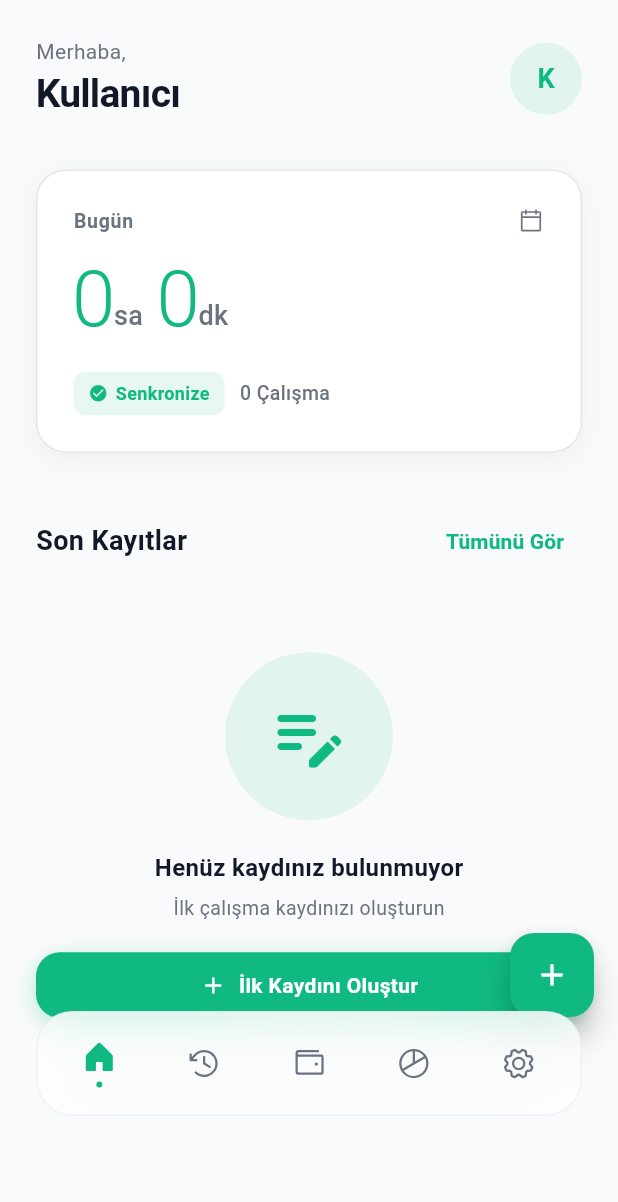
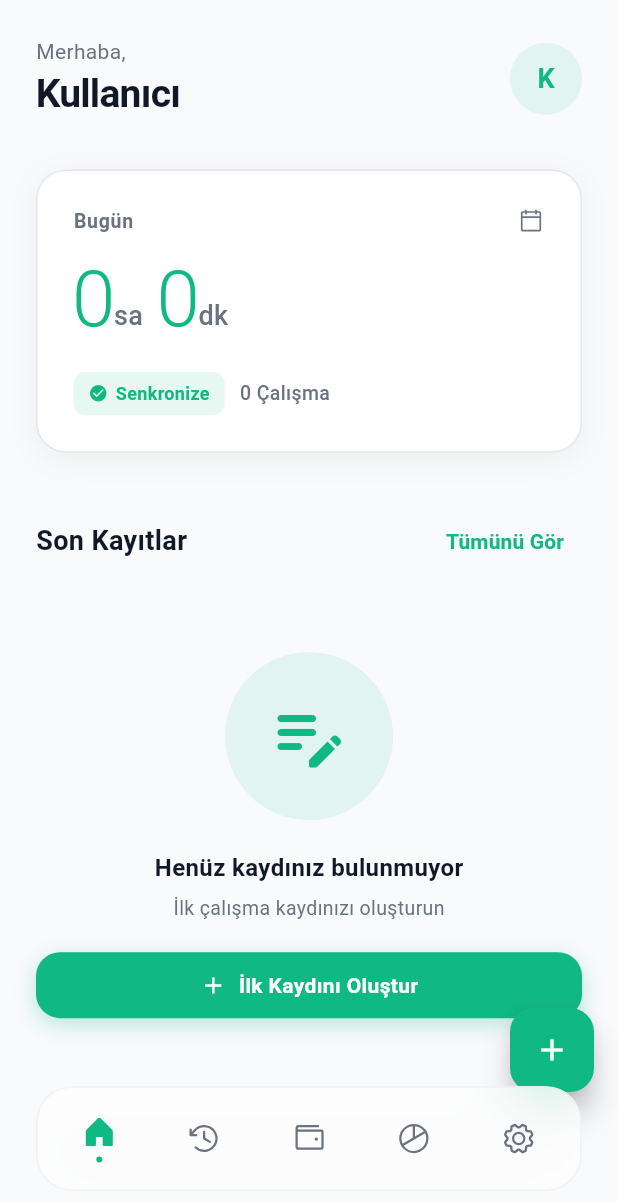
Before and after one commit to Muhammed2101812/worktrack, a Flutter app: the screen it shows after launch, on a phone screen of 412 x 824 dp. Shown: the top 1202 px of the screen. Run offline on Flutter 3.47's test engine with Material 3 defaults, Android fonts, the phone set to English and light mode, and no system bars; drawn by our look-alikes of google_mobile_ads; our stand-ins replace connectivity_plus, file_picker, fl_chart, flutter_dotenv, flutter_inset_shadow, flutter_riverpod and 10 more; missing offline and left inert: excel, file_saver; accounts and stored records are empty; network calls fail.

Commit message:
fix: floating navbar overlap on mobile after banner ad integration
The previous Column layout reserved space for the banner even before it
loaded, pushing the floating navbar up over the content. Restore the
original Stack layout for narrow screens: the navbar keeps its fixed
bottom:30 position and the banner (when loaded) sits directly above the
system nav bar via a Positioned + SafeArea, without affecting the
existing layout.

```diff
--- a/lib/screens/home/home_screen.dart
+++ b/lib/screens/home/home_screen.dart
@@ -39,22 +39,30 @@ class HomeShell extends ConsumerWidget {
 
     return Scaffold(
       backgroundColor: c.bgColor,
-      body: Column(
-        children: [
-          Expanded(
-            child: LayoutBuilder(
+      body: LayoutBuilder(
         builder: (context, constraints) {
           final isWide = constraints.maxWidth >= 768;
 
           if (isWide) {
-                  return Row(
+            return Column(
+              children: [
+                Expanded(
+                  child: Row(
                     children: [
                       _buildSidebar(context, ref, currentIndex),
                       Expanded(child: child),
                     ],
+                  ),
+                ),
+                if (showBanner)
+                  AdBannerWidget(shouldShow: showBanner),
+              ],
             );
           }
 
+          // Narrow: floating navbar stays at bottom:30 as before. The banner
+          // (when loaded) sits directly above the system nav bar via SafeArea,
+          // without disturbing the existing floating-navbar layout.
           return Stack(
             children: [
               child,
@@ -64,19 +72,19 @@ class HomeShell extends ConsumerWidget {
                 bottom: 30,
                 child: _buildCustomNavbar(context, currentIndex),
               ),
+              if (showBanner)
+                Positioned(
+                  left: 0,
+                  right: 0,
+                  bottom: 0,
+                  child: SafeArea(
+                    top: false,
+                    child: AdBannerWidget(shouldShow: showBanner),
+                  ),
+                ),
             ],
           );
         },
-            ),
-          ),
-          // AdMob banner (mobile-only, hidden for premium users).
-          // Wrapped in SafeArea so it sits cleanly above the system nav bar.
-          if (showBanner)
-            SafeArea(
-              top: false,
-              child: AdBannerWidget(shouldShow: showBanner),
-            ),
-        ],
       ),
     );
   }
```
Lines whose indentation alone changed are shown as unchanged.
